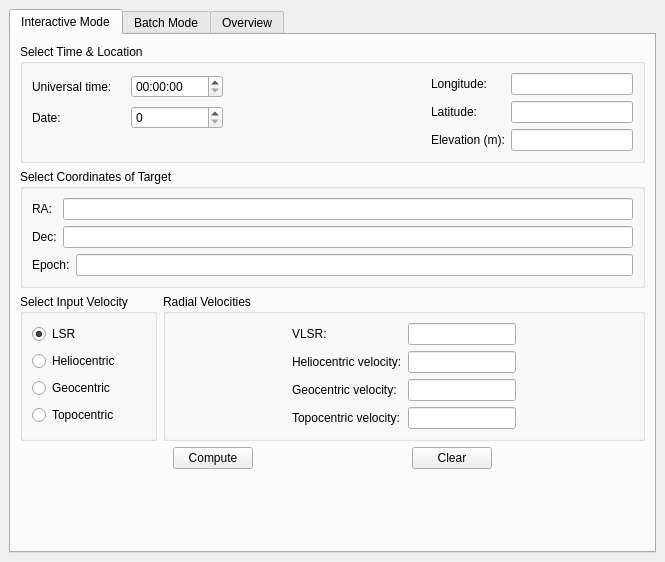
This is kstars/tools/modcalcvlsr.ui in KDE/kstars as Qt 5 draws it before an edit. The edited form follows.
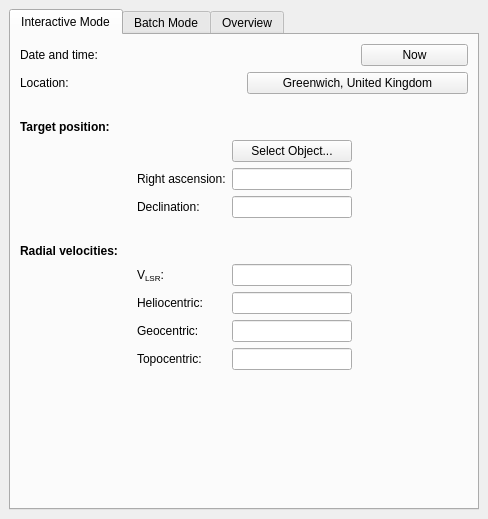
This is the edited form. The open tabs and pages were chosen to show the change. Custom widgets are drawn as their Qt base class.

Commit message:
1) Simplified Horizontal coordinates calc module, and renamed the files to modcalcaltaz.* (was modcalcazel.*)
2) Simplified the VLSR calc module

3) Apparent coords calc module: fixed signal/slot connection

4) Removed SOHO and SOLWIND comets from comets.dat.  These are comets
that fall into the Sun, so their positions are not valid.

5) modcalcdaylength.cpp: whitespace fix

```diff
--- a/kstars/tools/modcalcvlsr.ui
+++ b/kstars/tools/modcalcvlsr.ui
@@ -5,8 +5,8 @@
    <rect>
     <x>0</x>
     <y>0</y>
-    <width>665</width>
-    <height>562</height>
+    <width>488</width>
+    <height>519</height>
    </rect>
   </property>
   <property name="windowTitle" >
@@ -36,337 +36,127 @@
         <number>6</number>
        </property>
        <item>
-        <widget class="QGroupBox" name="groupBox" >
-         <property name="title" >
-          <string>Select Time &amp;&amp; Location</string>
-         </property>
-         <layout class="QHBoxLayout" >
-          <property name="margin" >
-           <number>9</number>
-          </property>
-          <property name="spacing" >
-           <number>6</number>
-          </property>
-          <item>
-           <layout class="QGridLayout" >
-            <property name="margin" >
-             <number>0</number>
-            </property>
-            <property name="spacing" >
-             <number>6</number>
-            </property>
-            <item row="0" column="0" >
-             <widget class="QLabel" name="label" >
-              <property name="text" >
-               <string>Universal time:</string>
-              </property>
-             </widget>
-            </item>
-            <item row="0" column="1" >
-             <widget class="QTimeEdit" name="UTBox" />
-            </item>
-            <item row="1" column="1" >
-             <widget class="ExtDateEdit" name="DateBox" />
-            </item>
-            <item row="1" column="0" >
-             <widget class="QLabel" name="label_2" >
-              <property name="text" >
-               <string>Date:</string>
-              </property>
-             </widget>
-            </item>
-            <item row="2" column="0" colspan="2" >
-             <spacer>
-              <property name="orientation" >
-               <enum>Qt::Horizontal</enum>
-              </property>
-              <property name="sizeHint" >
-               <size>
-                <width>191</width>
-                <height>20</height>
-               </size>
-              </property>
-             </spacer>
-            </item>
-           </layout>
-          </item>
-          <item>
-           <spacer>
-            <property name="orientation" >
-             <enum>Qt::Horizontal</enum>
-            </property>
-            <property name="sizeHint" >
-             <size>
-              <width>40</width>
-              <height>20</height>
-             </size>
-            </property>
-           </spacer>
-          </item>
-          <item>
-           <layout class="QGridLayout" >
-            <property name="margin" >
-             <number>0</number>
-            </property>
-            <property name="spacing" >
-             <number>6</number>
-            </property>
-            <item row="1" column="1" >
-             <widget class="dmsBox" name="LatitudeBox" />
-            </item>
-            <item row="2" column="1" >
-             <widget class="KLineEdit" name="ElevationBox" />
-            </item>
-            <item row="1" column="0" >
-             <widget class="QLabel" name="label_4" >
-              <property name="text" >
-               <string>Latitude:</string>
-              </property>
-             </widget>
-            </item>
-            <item row="2" column="0" >
-             <widget class="QLabel" name="label_5" >
-              <property name="text" >
-               <string>Elevation (m):</string>
-              </property>
-             </widget>
-            </item>
-            <item row="0" column="0" >
-             <widget class="QLabel" name="label_3" >
-              <property name="text" >
-               <string>Longitude:</string>
-              </property>
-             </widget>
-            </item>
-            <item row="0" column="1" >
-             <widget class="dmsBox" name="LongitudeBox" />
-            </item>
-           </layout>
-          </item>
-         </layout>
-        </widget>
-       </item>
-       <item>
-        <widget class="QGroupBox" name="groupBox_2" >
-         <property name="title" >
-          <string>Select Coordinates of Target</string>
-         </property>
-         <layout class="QGridLayout" >
-          <property name="margin" >
-           <number>9</number>
-          </property>
-          <property name="spacing" >
-           <number>6</number>
-          </property>
-          <item row="2" column="2" >
-           <widget class="KLineEdit" name="EpochBox" />
-          </item>
-          <item row="2" column="0" colspan="2" >
-           <widget class="QLabel" name="label_8" >
-            <property name="text" >
-             <string>Epoch:</string>
-            </property>
-           </widget>
-          </item>
-          <item row="1" column="1" colspan="2" >
-           <widget class="dmsBox" name="DecBox" />
-          </item>
-          <item row="0" column="1" colspan="2" >
-           <widget class="dmsBox" name="RABox" />
-          </item>
-          <item row="1" column="0" >
-           <widget class="QLabel" name="label_7" >
-            <property name="text" >
-             <string>Dec:</string>
-            </property>
-           </widget>
-          </item>
-          <item row="0" column="0" >
-           <widget class="QLabel" name="label_6" >
-            <property name="text" >
-             <string>RA:</string>
-            </property>
-           </widget>
-          </item>
-         </layout>
-        </widget>
-       </item>
-       <item>
-        <layout class="QHBoxLayout" >
+        <layout class="QGridLayout" >
          <property name="margin" >
           <number>0</number>
          </property>
          <property name="spacing" >
           <number>6</number>
          </property>
-         <item>
-          <widget class="QGroupBox" name="groupBox_3" >
-           <property name="title" >
-            <string>Select Input Velocity</string>
+         <item row="0" column="0" >
+          <widget class="QLabel" name="label_2" >
+           <property name="text" >
+            <string>Date and time:</string>
            </property>
-           <layout class="QVBoxLayout" >
-            <property name="margin" >
-             <number>9</number>
-            </property>
-            <property name="spacing" >
-             <number>6</number>
-            </property>
-            <item>
-             <widget class="QRadioButton" name="radioVlsr" >
-              <property name="text" >
-               <string>LSR</string>
-              </property>
-              <property name="checked" >
-               <bool>true</bool>
-              </property>
-             </widget>
-            </item>
-            <item>
-             <widget class="QRadioButton" name="radioVhelio" >
-              <property name="text" >
-               <string>Heliocentric</string>
-              </property>
-             </widget>
-            </item>
-            <item>
-             <widget class="QRadioButton" name="radioVgeo" >
-              <property name="text" >
-               <string>Geocentric</string>
-              </property>
-             </widget>
-            </item>
-            <item>
-             <widget class="QRadioButton" name="radioVtopo" >
-              <property name="text" >
-               <string>Topocentric</string>
-              </property>
-             </widget>
-            </item>
-           </layout>
           </widget>
          </item>
-         <item>
-          <widget class="QGroupBox" name="groupBox_4" >
-           <property name="title" >
-            <string>Radial Velocities</string>
+         <item row="0" column="1" >
+          <layout class="QHBoxLayout" >
+           <property name="margin" >
+            <number>0</number>
            </property>
-           <layout class="QHBoxLayout" >
-            <property name="margin" >
-             <number>9</number>
-            </property>
-            <property name="spacing" >
-             <number>6</number>
-            </property>
-            <item>
-             <spacer>
-              <property name="orientation" >
-               <enum>Qt::Horizontal</enum>
-              </property>
-              <property name="sizeHint" >
-               <size>
-                <width>40</width>
-                <height>20</height>
-               </size>
-              </property>
-             </spacer>
-            </item>
-            <item>
-             <layout class="QGridLayout" >
-              <property name="margin" >
-               <number>0</number>
-              </property>
-              <property name="spacing" >
-               <number>6</number>
-              </property>
-              <item row="3" column="0" >
-               <widget class="QLabel" name="textLabel3" >
-                <property name="text" >
-                 <string>Topocentric velocity:</string>
-                </property>
-               </widget>
-              </item>
-              <item row="1" column="1" >
-               <widget class="KLineEdit" name="VHelioBox" />
-              </item>
-              <item row="3" column="1" >
-               <widget class="KLineEdit" name="VTopoBox" />
-              </item>
-              <item row="2" column="1" >
-               <widget class="KLineEdit" name="VGeoBox" />
-              </item>
-              <item row="0" column="0" >
-               <widget class="QLabel" name="azLabel" >
-                <property name="text" >
-                 <string>VLSR:</string>
-                </property>
-               </widget>
-              </item>
-              <item row="2" column="0" >
-               <widget class="QLabel" name="textLabel2" >
-                <property name="text" >
-                 <string>Geocentric velocity:</string>
-                </property>
-               </widget>
-              </item>
-              <item row="1" column="0" >
-               <widget class="QLabel" name="textLabel1" >
-                <property name="text" >
-                 <string>Heliocentric velocity:</string>
-                </property>
-               </widget>
-              </item>
-              <item row="0" column="1" >
-               <widget class="KLineEdit" name="VLSRBox" />
-              </item>
-             </layout>
-            </item>
-            <item>
-             <spacer>
-              <property name="orientation" >
-               <enum>Qt::Horizontal</enum>
-              </property>
-              <property name="sizeHint" >
-               <size>
-                <width>40</width>
-                <height>20</height>
-               </size>
-              </property>
-             </spacer>
-            </item>
-           </layout>
+           <property name="spacing" >
+            <number>6</number>
+           </property>
+           <item>
+            <widget class="ExtDateTimeEdit" name="Date" />
+           </item>
+           <item>
+            <widget class="KPushButton" name="NowButton" >
+             <property name="text" >
+              <string>Now</string>
+             </property>
+            </widget>
+           </item>
+          </layout>
+         </item>
+         <item row="1" column="0" >
+          <widget class="QLabel" name="label_3" >
+           <property name="text" >
+            <string>Location:</string>
+           </property>
+          </widget>
+         </item>
+         <item row="1" column="1" >
+          <widget class="KPushButton" name="LocationButton" >
+           <property name="text" >
+            <string>Greenwich, United Kingdom</string>
+           </property>
           </widget>
          </item>
         </layout>
        </item>
        <item>
-        <layout class="QHBoxLayout" >
+        <spacer>
+         <property name="orientation" >
+          <enum>Qt::Horizontal</enum>
+         </property>
+         <property name="sizeHint" >
+          <size>
+           <width>331</width>
+           <height>20</height>
+          </size>
+         </property>
+        </spacer>
+       </item>
+       <item>
+        <widget class="QLabel" name="label_4" >
+         <property name="font" >
+          <font>
+           <weight>75</weight>
+           <bold>true</bold>
+          </font>
+         </property>
+         <property name="text" >
+          <string>Target position:</string>
+         </property>
+        </widget>
+       </item>
+       <item>
+        <layout class="QGridLayout" >
          <property name="margin" >
           <number>0</number>
          </property>
          <property name="spacing" >
           <number>6</number>
          </property>
-         <item>
+         <item row="0" column="0" >
           <spacer>
            <property name="orientation" >
             <enum>Qt::Horizontal</enum>
            </property>
            <property name="sizeHint" >
             <size>
+             <width>61</width>
+             <height>20</height>
+            </size>
+           </property>
+          </spacer>
+         </item>
+         <item row="0" column="1" >
+          <spacer>
+           <property name="orientation" >
+            <enum>Qt::Horizontal</enum>
+           </property>
+           <property name="sizeType" >
+            <enum>QSizePolicy::Minimum</enum>
+           </property>
+           <property name="sizeHint" >
+            <size>
              <width>40</width>
              <height>20</height>
             </size>
            </property>
           </spacer>
          </item>
-         <item>
-          <widget class="KPushButton" name="ComputeButton" >
+         <item row="0" column="2" >
+          <widget class="KPushButton" name="ObjectButton" >
            <property name="text" >
-            <string>Compute</string>
+            <string>Select Object...</string>
            </property>
           </widget>
          </item>
-         <item>
+         <item row="0" column="3" >
           <spacer>
            <property name="orientation" >
             <enum>Qt::Horizontal</enum>
@@ -379,14 +169,37 @@
            </property>
           </spacer>
          </item>
-         <item>
-          <widget class="KPushButton" name="ClearButton" >
+         <item row="1" column="0" >
+          <spacer>
+           <property name="orientation" >
+            <enum>Qt::Horizontal</enum>
+           </property>
+           <property name="sizeHint" >
+            <size>
+             <width>61</width>
+             <height>20</height>
+            </size>
+           </property>
+          </spacer>
+         </item>
+         <item row="1" column="1" >
+          <widget class="QLabel" name="label_6" >
            <property name="text" >
-            <string>Clear</string>
+            <string>Right ascension:</string>
            </property>
           </widget>
          </item>
-         <item>
+         <item row="1" column="2" >
+          <widget class="dmsBox" name="RA" >
+           <property name="minimumSize" >
+            <size>
+             <width>120</width>
+             <height>0</height>
+            </size>
+           </property>
+          </widget>
+         </item>
+         <item row="1" column="3" >
           <spacer>
            <property name="orientation" >
             <enum>Qt::Horizontal</enum>
@@ -399,6 +212,212 @@
            </property>
           </spacer>
          </item>
+         <item row="2" column="0" >
+          <spacer>
+           <property name="orientation" >
+            <enum>Qt::Horizontal</enum>
+           </property>
+           <property name="sizeHint" >
+            <size>
+             <width>61</width>
+             <height>20</height>
+            </size>
+           </property>
+          </spacer>
+         </item>
+         <item row="2" column="1" >
+          <widget class="QLabel" name="label_7" >
+           <property name="text" >
+            <string>Declination:</string>
+           </property>
+          </widget>
+         </item>
+         <item row="2" column="2" >
+          <widget class="dmsBox" name="Dec" />
+         </item>
+         <item row="2" column="3" >
+          <spacer>
+           <property name="orientation" >
+            <enum>Qt::Horizontal</enum>
+           </property>
+           <property name="sizeHint" >
+            <size>
+             <width>40</width>
+             <height>20</height>
+            </size>
+           </property>
+          </spacer>
+         </item>
+         <item row="3" column="0" colspan="4" >
+          <spacer>
+           <property name="orientation" >
+            <enum>Qt::Horizontal</enum>
+           </property>
+           <property name="sizeHint" >
+            <size>
+             <width>321</width>
+             <height>20</height>
+            </size>
+           </property>
+          </spacer>
+         </item>
+         <item row="4" column="0" colspan="4" >
+          <widget class="QLabel" name="label_5" >
+           <property name="font" >
+            <font>
+             <weight>75</weight>
+             <bold>true</bold>
+            </font>
+           </property>
+           <property name="text" >
+            <string>Radial velocities:</string>
+           </property>
+          </widget>
+         </item>
+         <item row="5" column="0" >
+          <spacer>
+           <property name="orientation" >
+            <enum>Qt::Horizontal</enum>
+           </property>
+           <property name="sizeHint" >
+            <size>
+             <width>61</width>
+             <height>20</height>
+            </size>
+           </property>
+          </spacer>
+         </item>
+         <item row="5" column="1" >
+          <widget class="QLabel" name="azLabel" >
+           <property name="text" >
+            <string>V&lt;sub>LSR&lt;/sub>:</string>
+           </property>
+          </widget>
+         </item>
+         <item row="5" column="2" >
+          <widget class="KLineEdit" name="VLSR" />
+         </item>
+         <item row="5" column="3" >
+          <spacer>
+           <property name="orientation" >
+            <enum>Qt::Horizontal</enum>
+           </property>
+           <property name="sizeHint" >
+            <size>
+             <width>61</width>
+             <height>20</height>
+            </size>
+           </property>
+          </spacer>
+         </item>
+         <item row="6" column="0" >
+          <spacer>
+           <property name="orientation" >
+            <enum>Qt::Horizontal</enum>
+           </property>
+           <property name="sizeHint" >
+            <size>
+             <width>61</width>
+             <height>20</height>
+            </size>
+           </property>
+          </spacer>
+         </item>
+         <item row="6" column="1" >
+          <widget class="QLabel" name="textLabel1" >
+           <property name="text" >
+            <string>Heliocentric:</string>
+           </property>
+          </widget>
+         </item>
+         <item row="6" column="2" >
+          <widget class="KLineEdit" name="VHelio" />
+         </item>
+         <item row="6" column="3" >
+          <spacer>
+           <property name="orientation" >
+            <enum>Qt::Horizontal</enum>
+           </property>
+           <property name="sizeHint" >
+            <size>
+             <width>61</width>
+             <height>20</height>
+            </size>
+           </property>
+          </spacer>
+         </item>
+         <item row="7" column="0" >
+          <spacer>
+           <property name="orientation" >
+            <enum>Qt::Horizontal</enum>
+           </property>
+           <property name="sizeHint" >
+            <size>
+             <width>61</width>
+             <height>20</height>
+            </size>
+           </property>
+          </spacer>
+         </item>
+         <item row="7" column="1" >
+          <widget class="QLabel" name="textLabel2" >
+           <property name="text" >
+            <string>Geocentric:</string>
+           </property>
+          </widget>
+         </item>
+         <item row="7" column="2" >
+          <widget class="KLineEdit" name="VGeo" />
+         </item>
+         <item row="7" column="3" >
+          <spacer>
+           <property name="orientation" >
+            <enum>Qt::Horizontal</enum>
+           </property>
+           <property name="sizeHint" >
+            <size>
+             <width>61</width>
+             <height>20</height>
+            </size>
+           </property>
+          </spacer>
+         </item>
+         <item row="8" column="0" >
+          <spacer>
+           <property name="orientation" >
+            <enum>Qt::Horizontal</enum>
+           </property>
+           <property name="sizeHint" >
+            <size>
+             <width>61</width>
+             <height>20</height>
+            </size>
+           </property>
+          </spacer>
+         </item>
+         <item row="8" column="1" >
+          <widget class="QLabel" name="textLabel3" >
+           <property name="text" >
+            <string>Topocentric:</string>
+           </property>
+          </widget>
+         </item>
+         <item row="8" column="2" >
+          <widget class="KLineEdit" name="VTopo" />
+         </item>
+         <item row="8" column="3" >
+          <spacer>
+           <property name="orientation" >
+            <enum>Qt::Horizontal</enum>
+           </property>
+           <property name="sizeHint" >
+            <size>
+             <width>61</width>
+             <height>20</height>
+            </size>
+           </property>
+          </spacer>
+         </item>
         </layout>
        </item>
        <item>
@@ -764,35 +783,40 @@
   </layout>
  </widget>
  <customwidgets>
-  <customwidget>
-   <class>KUrlRequester</class>
-   <extends>QFrame</extends>
-   <header>kurlrequester.h</header>
-  </customwidget>
   <customwidget>
    <class>ExtDateEdit</class>
    <extends>QSpinBox</extends>
    <header>extdatetimeedit.h</header>
   </customwidget>
+  <customwidget>
+   <class>KUrlRequester</class>
+   <extends>QFrame</extends>
+   <header>kurlrequester.h</header>
+  </customwidget>
+  <customwidget>
+   <class>KTextBrowser</class>
+   <extends>QTextBrowser</extends>
+   <header>ktextbrowser.h</header>
+  </customwidget>
   <customwidget>
    <class>KLineEdit</class>
    <extends>QLineEdit</extends>
    <header>klineedit.h</header>
   </customwidget>
-  <customwidget>
-   <class>KPushButton</class>
-   <extends>QPushButton</extends>
-   <header>kpushbutton.h</header>
-  </customwidget>
   <customwidget>
    <class>dmsBox</class>
    <extends>KLineEdit</extends>
    <header>widgets/dmsbox.h</header>
   </customwidget>
   <customwidget>
-   <class>KTextBrowser</class>
-   <extends>QTextBrowser</extends>
-   <header>ktextbrowser.h</header>
+   <class>ExtDateTimeEdit</class>
+   <extends>QFrame</extends>
+   <header>extdatetimeedit.h</header>
+  </customwidget>
+  <customwidget>
+   <class>KPushButton</class>
+   <extends>QPushButton</extends>
+   <header>kpushbutton.h</header>
   </customwidget>
  </customwidgets>
  <resources/>
```
Left out of the diff: 2 changed lines with no effect on the pictures. The commit also changes 11 other files.
